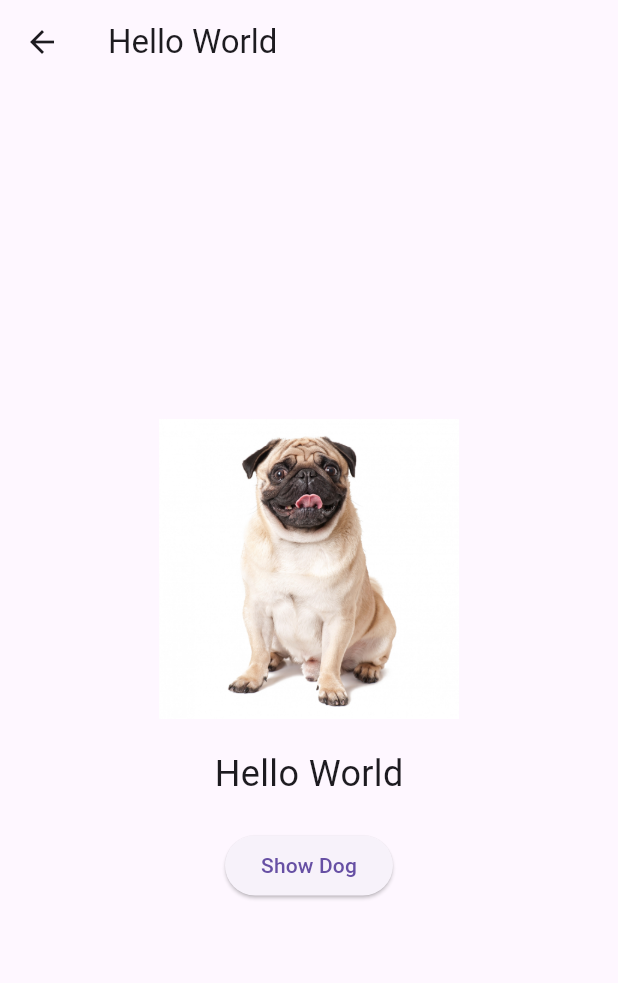
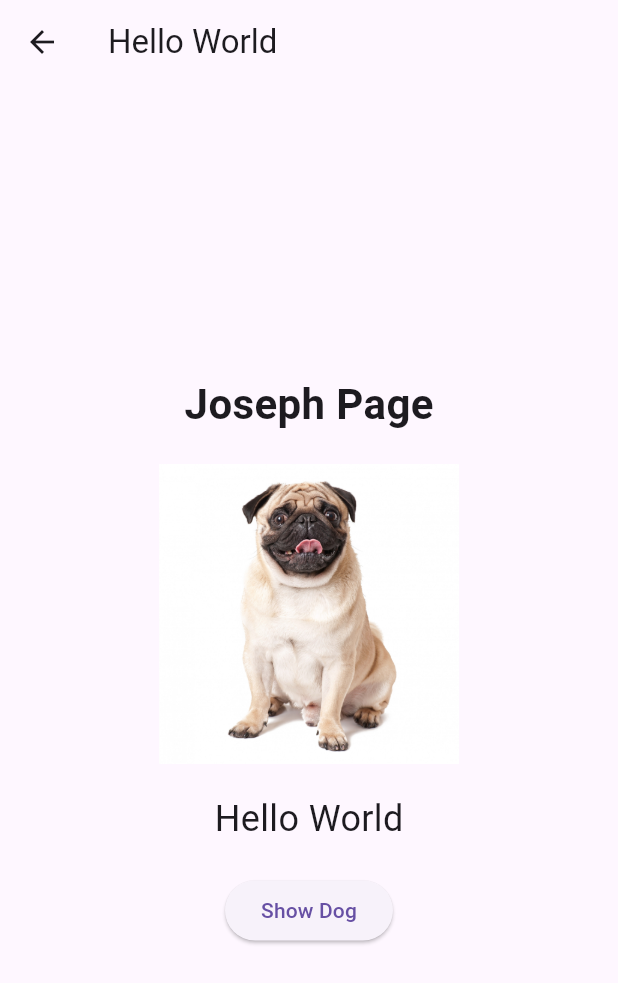
Before and after one commit to robbxi/repofor4330, a Flutter app: the SecondPage screen opened directly, on a phone screen of 412 x 824 dp. Shown: the top 983 px of the screen. Run offline on Flutter 3.47's test engine with Material 3 defaults, Android fonts, the phone set to English and light mode, and no system bars.

Commit message:
added text

```diff
--- a/lib/main.dart
+++ b/lib/main.dart
@@ -57,6 +57,12 @@ class SecondPage extends StatelessWidget {
         child: Column(
           mainAxisAlignment: MainAxisAlignment.center,
           children: [
+            // Text at the top of the page.
+            const Text(
+              "Joseph Page",
+              style: TextStyle(fontSize: 28, fontWeight: FontWeight.bold),
+            ),
+            const SizedBox(height: 20),
             // Display the dog image.
             Image.asset(
               'assets/11416.jpg',
```
